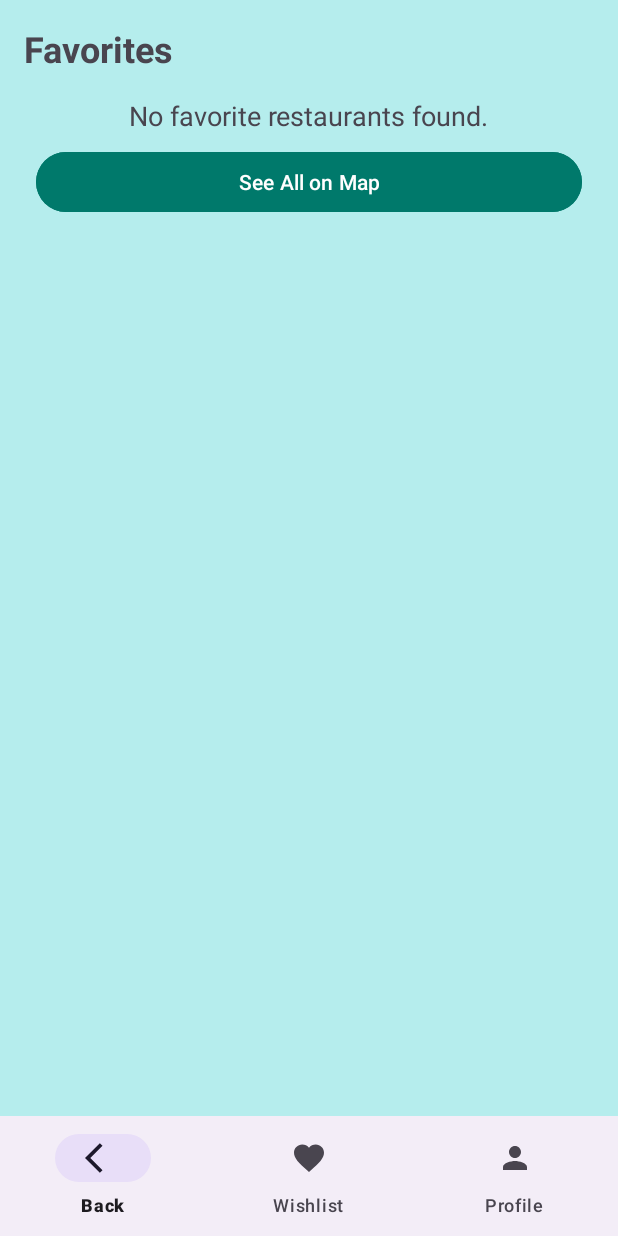
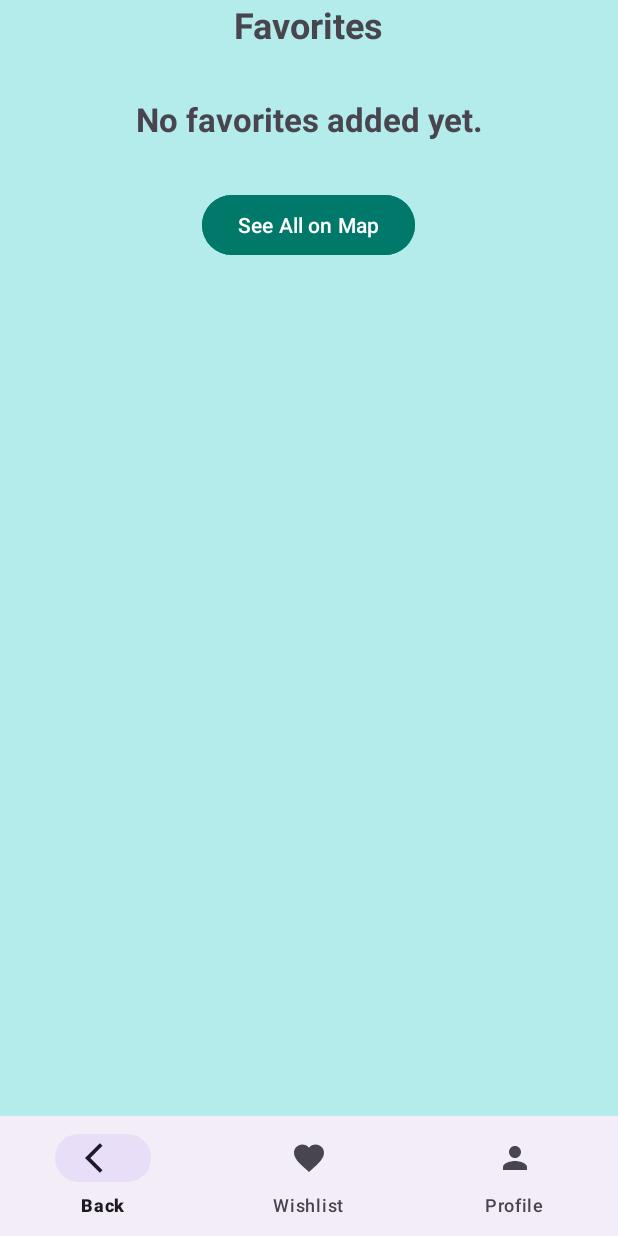
Before and after one commit to lne2003/TravelGuideApp, an Android app: the FavoritesActivity screen opened directly, with no data from a screen before it, on a phone screen of 412 x 824 dp. Run offline under Robolectric (Android 15) with nearby library versions, the phone set to English and light mode, and no system bars.

Commit message:
Fixed favorites page (moved button down and favorites on top)

```diff
--- a/app/src/main/res/layout/activity_favorites.xml
+++ b/app/src/main/res/layout/activity_favorites.xml
@@ -1,10 +1,10 @@
-<?xml version="1.0" encoding="utf-8"?>
 <LinearLayout xmlns:android="http://schemas.android.com/apk/res/android"
     android:layout_width="match_parent"
     android:layout_height="match_parent"
     android:orientation="vertical"
-    android:padding="16dp"
-    android:background="#B5EDED">
+    android:background="#B4EBEB"> <!-- Add a solid background color -->
+
+    <!-- Title Text indicating we're in the Favorites section -->
     <TextView
         android:id="@+id/favoritesTitleTextView"
         android:layout_width="wrap_content"
@@ -13,31 +13,37 @@
         android:textSize="24sp"
         android:textStyle="bold"
         android:layout_marginBottom="16dp"
-        android:gravity="center"/>
+        android:gravity="center"
+        android:layout_gravity="center" />
+
     <!-- TextView to show if no favorites are found -->
     <TextView
         android:id="@+id/noFavoritesTextView"
-        android:layout_width="wrap_content"
-        android:layout_height="wrap_content"
-        android:text="No favorite restaurants found."
-        android:textSize="18sp"
-        android:visibility="gone"
-        android:layout_gravity="center" />
-
-    <Button
-        android:id="@+id/seeAllOnMapButton"
         android:layout_width="match_parent"
         android:layout_height="wrap_content"
-        android:text="See All on Map"
-        android:backgroundTint="#00796B"
-        android:textColor="#FFFFFF"
-        android:layout_margin="8dp" />
-
+        android:text="No favorites added yet."
+        android:textStyle="bold"
+        android:textSize="22sp"
+        android:gravity="center"
+        android:padding="16dp"
+        android:visibility="gone" />
 
     <!-- RecyclerView to display the favorite restaurants -->
     <androidx.recyclerview.widget.RecyclerView
         android:id="@+id/favoritesRecyclerView"
         android:layout_width="match_parent"
-        android:layout_height="wrap_content"
-        android:visibility="gone" />
+        android:layout_height="0dp"
+        android:layout_weight="1" />
+
+    <!-- See All on Map Button at the bottom with smaller width and height -->
+    <Button
+        android:id="@+id/seeAllOnMapButton"
+        android:layout_width="wrap_content"
+        android:layout_height="48dp"
+        android:text="See All on Map"
+        android:layout_marginTop="16dp"
+        android:layout_marginBottom="16dp"
+        android:backgroundTint="#00796B"
+        android:textColor="#FFFFFF"
+        android:layout_gravity="center" />
 </LinearLayout>
```
Also changed, not shown: app/src/main/res/layout/fragment_favorites.xml (+28 -10 lines), app/src/main/res/layout/item_favorite.xml (+9 -3 lines).
